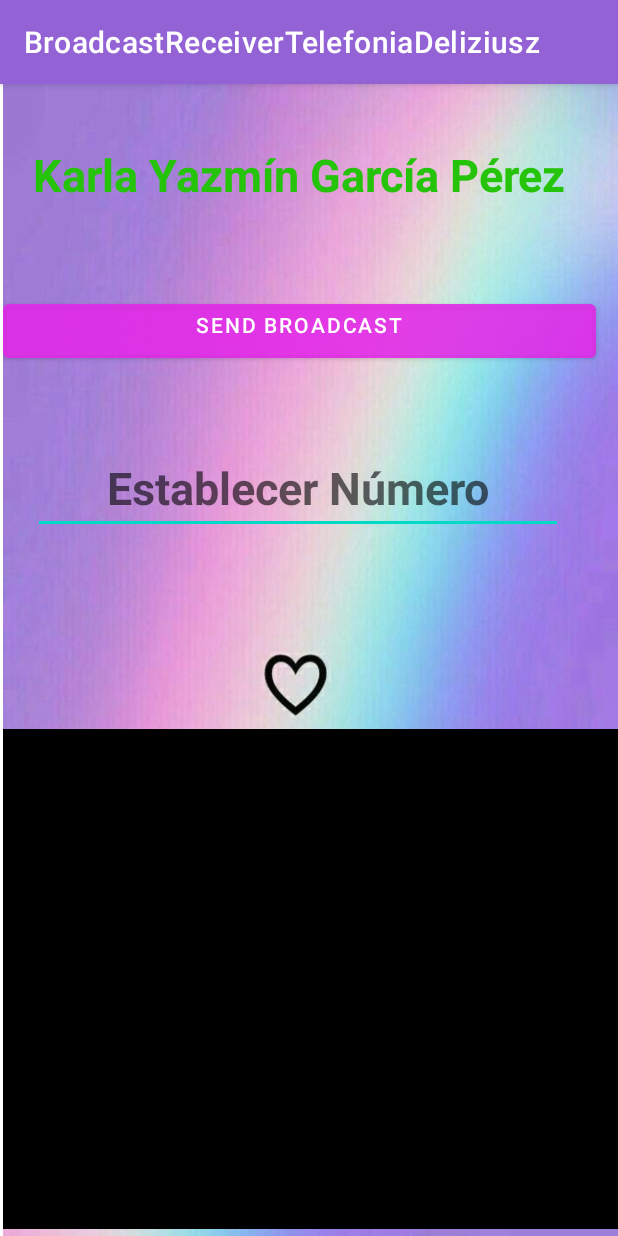
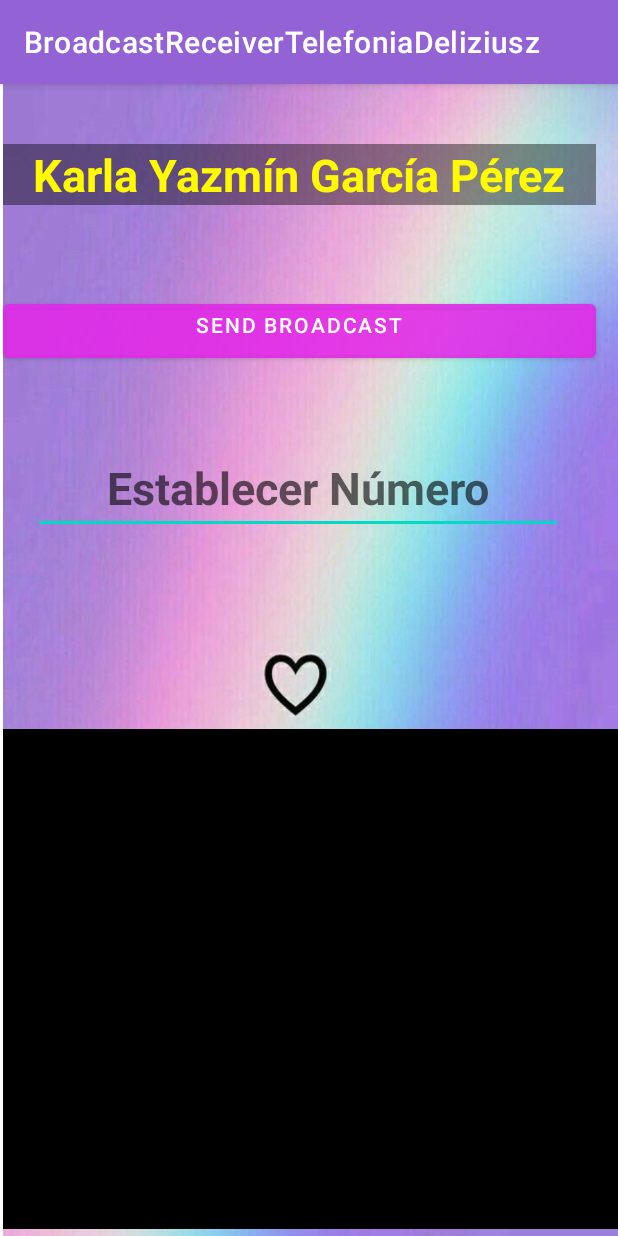
Before and after one commit to Deliziusz/BroadcastReceiverTelefoniaDeliziusz, an Android app: the screen it shows after launch (MainActivity), on a phone screen of 412 x 824 dp. Run offline under Robolectric (Android 15) with nearby library versions, the phone set to English and light mode, and no system bars.

```diff
--- a/app/src/main/AndroidManifest.xml
+++ b/app/src/main/AndroidManifest.xml
@@ -34,18 +34,12 @@
 
             </intent-filter>
         </receiver>
-
-
         <receiver android:name=".receivers.MiReceiverTelefonia">
-
         </receiver>
         <receiver android:name=".receivers.Telefonia">
             <intent-filter>
                 <action android:name="android.intent.action.PHONE_STATE"/>
             </intent-filter>
         </receiver>
-
-
     </application>
-
 </manifest>
--- a/app/src/main/java/zombie/deliziusz/broadcastreceivertelefoniadeliziusz/receivers/MyBroadcastReceiver.java
+++ b/app/src/main/java/zombie/deliziusz/broadcastreceivertelefoniadeliziusz/receivers/MyBroadcastReceiver.java
@@ -11,7 +11,6 @@ import java.lang.reflect.InvocationTargetException;
 
 public class MyBroadcastReceiver extends BroadcastReceiver {
     private static final String TAG = "MyBroadcastReceiver";
-
     @Override
     public void onReceive(Context context, Intent intent) {
         if (Intent.ACTION_INPUT_METHOD_CHANGED.equals(intent.getAction())){
@@ -20,9 +19,7 @@ public class MyBroadcastReceiver extends BroadcastReceiver {
 
             Toast.makeText(context, "CACHANDO MIS PROPIAS DIFUCIONES: " +
                     intent.getStringExtra("key1"), Toast.LENGTH_LONG).show();
-
         }
-
         StringBuilder sb = new StringBuilder();
         sb.append("Action: " + intent.getAction() + "\n");
         sb.append("URI: " + intent.toUri(Intent.URI_INTENT_SCHEME).toString() + "\n");
--- a/app/src/main/res/layout/activity_main.xml
+++ b/app/src/main/res/layout/activity_main.xml
@@ -27,10 +27,10 @@
             android:layout_height="wrap_content"
             android:layout_marginTop="40dp"
             android:text="Karla Yazmín García Pérez"
-            app:backgroundTint="#B9039BE5"
+            android:background="#6A000000"
             android:textStyle="bold"
             android:textSize="30dp"
-            android:textColor="#26C30B"
+            android:textColor="#FFFA00"
             android:textAlignment="center"
             app:layout_constraintHorizontal_bias="0.462"
             app:layout_constraintLeft_toLeftOf="parent"
@@ -63,7 +63,7 @@
             android:hint="Establecer Número"
             android:gravity="center_horizontal"
             android:textStyle="bold"
-            android:textColor="?android:attr/colorPressedHighlight"
+            android:textColor="#FF1515"
             android:textSize="30sp"
             app:layout_constraintEnd_toEndOf="parent"
             app:layout_constraintHorizontal_bias="0.496"
```
Also changed, not shown: app/src/main/java/zombie/deliziusz/broadcastreceivertelefoniadeliziusz/MainActivity.java (+3 -12 lines).
